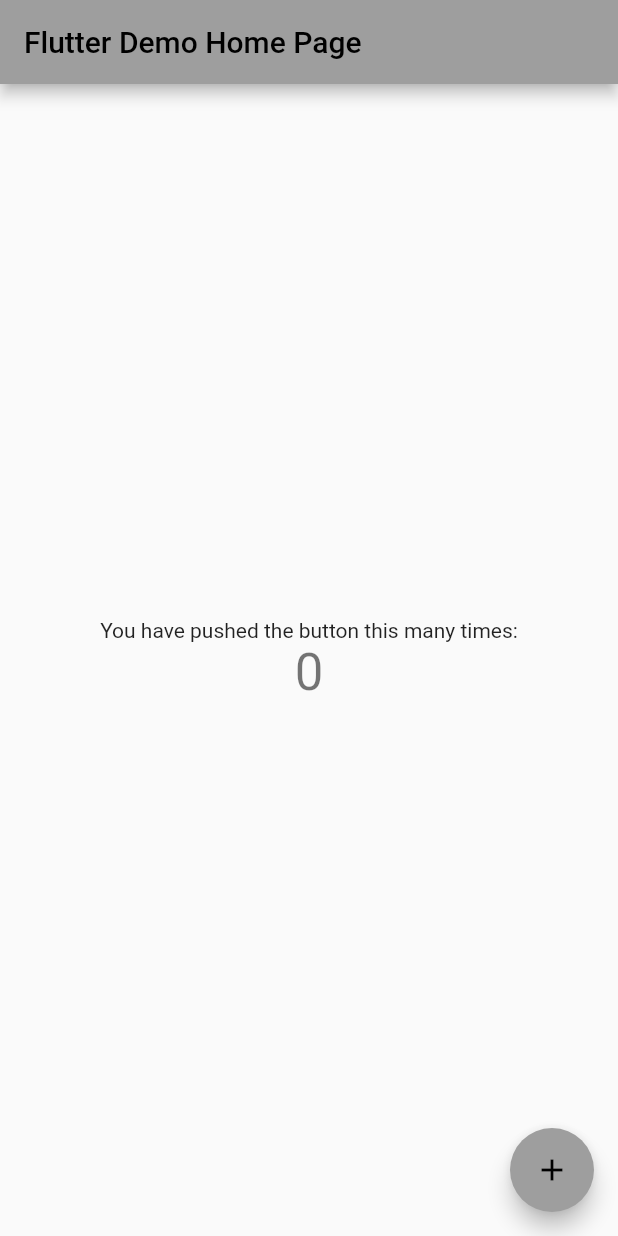
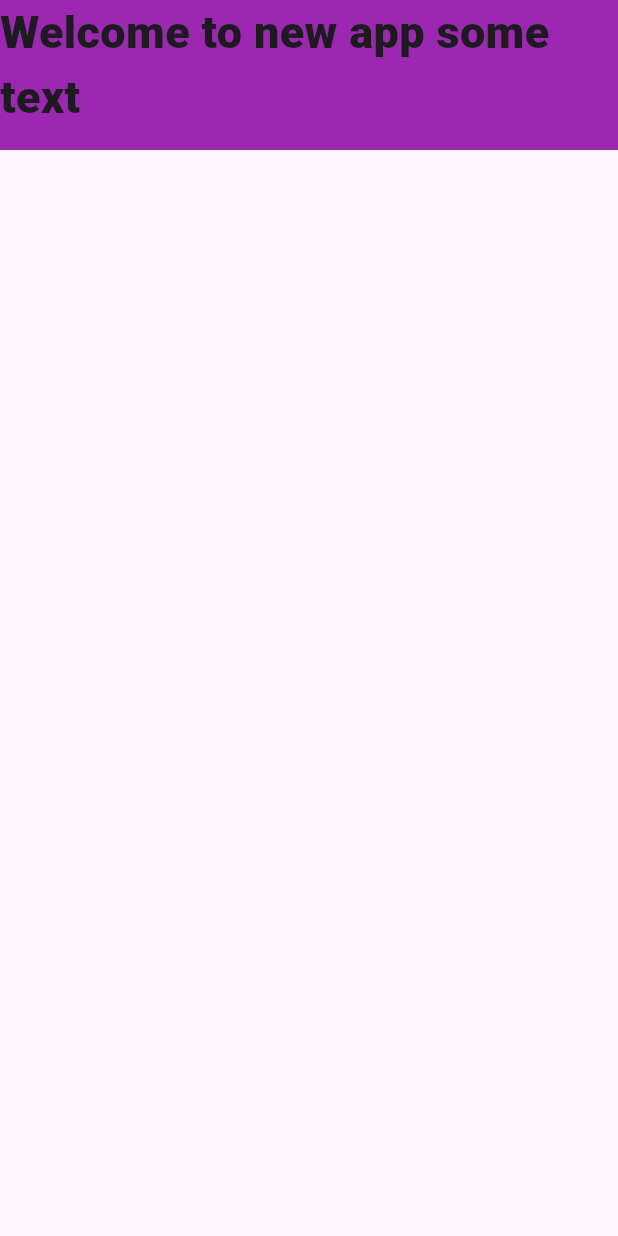
Before and after one commit to Yasodhavara/new_project, a Flutter app: the screen it shows after launch, on a phone screen of 412 x 824 dp. Run offline on Flutter 3.47's test engine with Material 2 defaults, Android fonts, the phone set to English and light mode, and no system bars; our stand-ins replace google_fonts; Roboto replaces fonts that are missing (Satisfy).

```diff
--- a/lib/main.dart
+++ b/lib/main.dart
@@ -1,4 +1,5 @@
 import 'package:flutter/material.dart';
+import 'package:google_fonts/google_fonts.dart';
 
 void main() {
   runApp(const MyApp());
@@ -7,109 +8,34 @@ void main() {
 class MyApp extends StatelessWidget {
   const MyApp({super.key});
 
-  // This widget is the root of your application.
   @override
   Widget build(BuildContext context) {
     return MaterialApp(
       title: 'Flutter Demo',
       theme: ThemeData(
-        // This is the theme of your application.
-        //
-        // Try running your application with "flutter run". You'll see the
-        // application has a blue toolbar. Then, without quitting the app, try
-        // changing the primarySwatch below to Colors.green and then invoke
-        // "hot reload" (press "r" in the console where you ran "flutter run",
-        // or simply save your changes to "hot reload" in a Flutter IDE).
-        // Notice that the counter didn't reset back to zero; the application
-        // is not restarted.
+        fontFamily: GoogleFonts.satisfy().fontFamily,
+        useMaterial3: true,
         primarySwatch: Colors.grey,
+
       ),
-      home: const MyHomePage(title: 'Flutter Demo Home Page'),
+      home: const MyHomePage(),
     );
   }
 }
 
-class MyHomePage extends StatefulWidget {
-  const MyHomePage({super.key, required this.title});
-
-  // This widget is the home page of your application. It is stateful, meaning
-  // that it has a State object (defined below) that contains fields that affect
-  // how it looks.
-
-  // This class is the configuration for the state. It holds the values (in this
-  // case the title) provided by the parent (in this case the App widget) and
-  // used by the build method of the State. Fields in a Widget subclass are
-  // always marked "final".
-
-  final String title;
-
-  @override
-  State<MyHomePage> createState() => _MyHomePageState();
-}
-
-class _MyHomePageState extends State<MyHomePage> {
-  int _counter = 0;
-
-  void _incrementCounter() {
-    setState(() {
-      // This call to setState tells the Flutter framework that something has
-      // changed in this State, which causes it to rerun the build method below
-      // so that the display can reflect the updated values. If we changed
-      // _counter without calling setState(), then the build method would not be
-      // called again, and so nothing would appear to happen.
-      _counter++;
-    });
-  }
+class MyHomePage extends StatelessWidget {
+  const MyHomePage({Key? key}) : super(key: key);
 
   @override
   Widget build(BuildContext context) {
-    // This method is rerun every time setState is called, for instance as done
-    // by the _incrementCounter method above.
-    //
-    // The Flutter framework has been optimized to make rerunning build methods
-    // fast, so that you can just rebuild anything that needs updating rather
-    // than having to individually change instances of widgets.
-    return Scaffold(
-      appBar: AppBar(
-        // Here we take the value from the MyHomePage object that was created by
-        // the App.build method, and use it to set our appbar title.
-        title: Text(widget.title),
-      ),
-      body: Center(
-        // Center is a layout widget. It takes a single child and positions it
-        // in the middle of the parent.
-        child: Column(
-          // Column is also a layout widget. It takes a list of children and
-          // arranges them vertically. By default, it sizes itself to fit its
-          // children horizontally, and tries to be as tall as its parent.
-          //
-          // Invoke "debug painting" (press "p" in the console, choose the
-          // "Toggle Debug Paint" action from the Flutter Inspector in Android
-          // Studio, or the "Toggle Debug Paint" command in Visual Studio Code)
-          // to see the wireframe for each widget.
-          //
-          // Column has various properties to control how it sizes itself and
-          // how it positions its children. Here we use mainAxisAlignment to
-          // center the children vertically; the main axis here is the vertical
-          // axis because Columns are vertical (the cross axis would be
-          // horizontal).
-          mainAxisAlignment: MainAxisAlignment.center,
-          children: <Widget>[
-            const Text(
-              'You have pushed the button this many times:',
-            ),
-            Text(
-              '$_counter',
-              style: Theme.of(context).textTheme.headlineMedium,
-            ),
-          ],
+    return SafeArea(
+      child: Scaffold(
+        body: Container(
+          height: 100,
+          color: Colors.purple,
+          child: const Text('Welcome to new app some text',style: TextStyle(fontSize: 30,fontWeight: FontWeight.w900),),
         ),
       ),
-      floatingActionButton: FloatingActionButton(
-        onPressed: _incrementCounter,
-        tooltip: 'Increment',
-        child: const Icon(Icons.add),
-      ), // This trailing comma makes auto-formatting nicer for build methods.
     );
   }
 }
--- a/pubspec.yaml
+++ b/pubspec.yaml
@@ -35,6 +35,7 @@ dependencies:
   # The following adds the Cupertino Icons font to your application.
   # Use with the CupertinoIcons class for iOS style icons.
   cupertino_icons: ^1.0.2
+  google_fonts: ^4.0.3
 
 dev_dependencies:
   flutter_test:
```
Also changed, not shown: .github/workflows/main.yaml, pubspec.lock, 5 other files.
